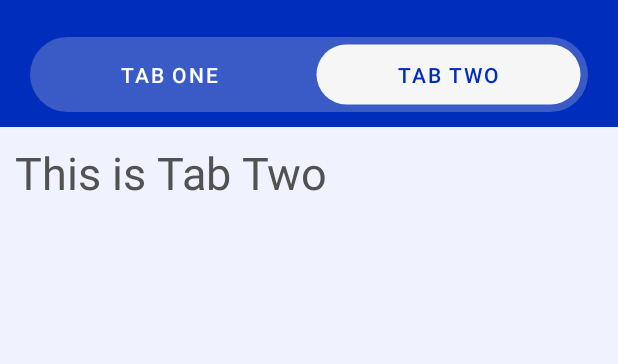
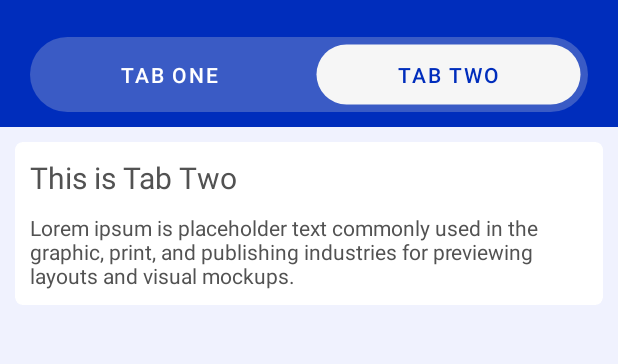
Before and after one commit to TataAdiN/MyXLTabLayoutIndicator, an Android app: the screen it shows after launch (MainActivity), tab 2 chosen, on a phone screen of 412 x 824 dp, the part 62-426 px from its top. Run offline under Robolectric (Android 15) with nearby library versions, the phone set to English and light mode, and no system bars.

Commit message:
finishing views

```diff
--- a/app/src/main/java/com/tataadin/tablayout/MainActivity.java
+++ b/app/src/main/java/com/tataadin/tablayout/MainActivity.java
@@ -8,8 +8,10 @@ import androidx.viewpager2.widget.ViewPager2;
 import com.google.android.material.tabs.TabLayout;
 import com.google.android.material.tabs.TabLayoutMediator;
 
+import java.util.Objects;
+
 public class MainActivity extends AppCompatActivity {
-    private String[] tabTitle = new String[]{"Tab One", "Tab Two"};
+    private final String[] tabTitle = new String[]{"Tab One", "Tab Two"};
     private ViewPager2 viewPager2;
     private TabLayout tabLayout;
     private View indicator;
@@ -29,7 +31,8 @@ public class MainActivity extends AppCompatActivity {
     }
 
     private void init(){
-        getSupportActionBar().setElevation(0);
+        //remove actionbar shadow
+        Objects.requireNonNull(getSupportActionBar()).setElevation(0);
         viewPager2.setAdapter(new TabFragmentAdapter(this));
         new TabLayoutMediator(tabLayout, viewPager2, (tab, position) ->
                 tab.setText(tabTitle[position])).attach();
@@ -39,7 +42,7 @@ public class MainActivity extends AppCompatActivity {
                 int indicatorWidth = tabLayout.getWidth() / tabLayout.getTabCount();
                 FrameLayout.LayoutParams params = (FrameLayout.LayoutParams)indicator.getLayoutParams();
 
-                //Multiply positionOffset with indicatorWidth to get translation
+                //make width following transition to make smooth animation
                 float translationOffset =  (positionOffset+position) * indicatorWidth ;
                 params.leftMargin = (int) translationOffset;
                 indicator.setLayoutParams(params);
@@ -51,12 +54,11 @@ public class MainActivity extends AppCompatActivity {
                 super.onPageSelected(position);
                 int indicatorWidth = tabLayout.getWidth() / tabLayout.getTabCount();
 
-                //Assign new width
+                //make width match to selection Tab
                 FrameLayout.LayoutParams indicatorParams = (FrameLayout.LayoutParams) indicator.getLayoutParams();
                 indicatorParams.width = indicatorWidth;
                 indicatorParams.setMarginStart(40);
                 indicator.setLayoutParams(indicatorParams);
-                indicator.setPadding(40, 10,10,10);
             }
 
             @Override
--- a/app/src/main/res/layout/fragment_two.xml
+++ b/app/src/main/res/layout/fragment_two.xml
@@ -2,14 +2,39 @@
 <RelativeLayout xmlns:android="http://schemas.android.com/apk/res/android"
                 android:layout_width="match_parent"
                 android:layout_height="match_parent"
+                xmlns:card_view="http://schemas.android.com/apk/res-auto"
                 android:background="@color/grey_soft">
-
-    <TextView
-            android:layout_width="wrap_content"
+    <androidx.cardview.widget.CardView
+            android:layout_width="match_parent"
             android:layout_height="wrap_content"
-            android:textSize="30sp"
-            android:textColor="@color/grey_dark"
             android:layout_margin="10dp"
-            android:text="This is Tab Two"/>
-
+            android:clickable="true"
+            android:focusable="true"
+            android:foreground="?android:attr/selectableItemBackground"
+            card_view:cardCornerRadius="5dp"
+            card_view:cardElevation="0dp"
+            card_view:cardBackgroundColor="@color/white">
+        <LinearLayout
+                android:layout_width="match_parent"
+                android:layout_height="wrap_content"
+                android:orientation="vertical">
+            <TextView
+                    android:layout_width="wrap_content"
+                    android:layout_height="wrap_content"
+                    android:layout_marginTop="10dp"
+                    android:layout_marginStart="10dp"
+                    android:layout_marginEnd="10dp"
+                    android:layout_marginBottom="0dp"
+                    android:textSize="20sp"
+                    android:textColor="@color/grey_dark"
+                    android:text="@string/tab_two"/>
+            <TextView
+                    android:layout_width="wrap_content"
+                    android:layout_height="wrap_content"
+                    android:textSize="14sp"
+                    android:textColor="@color/grey_dark"
+                    android:layout_margin="10dp"
+                    android:text="@string/lorem_ipsum"/>
+        </LinearLayout>
+    </androidx.cardview.widget.CardView>
 </RelativeLayout>
--- a/app/src/main/res/values/strings.xml
+++ b/app/src/main/res/values/strings.xml
@@ -1,3 +1,6 @@
 <resources>
     <string name="app_name">TabLayout</string>
+    <string name="tab_one">This is Tab One</string>
+    <string name="tab_two">This is Tab Two</string>
+    <string name="lorem_ipsum">Lorem ipsum is placeholder text commonly used in the graphic, print, and publishing industries for previewing layouts and visual mockups.</string>
 </resources>
```
Also changed, not shown: app/src/main/res/layout/fragment_one.xml (+31 -3 lines).
